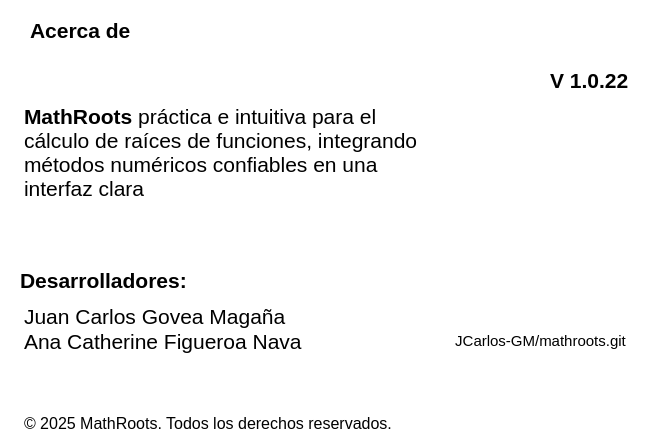
The window that ui/about_v2.ui (JCarlos-GM/mathroots) describes before a commit, drawn with Qt 5.
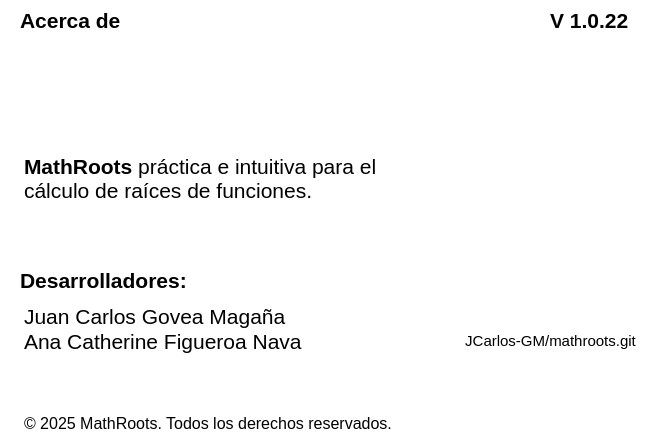
The same window after the commit. Icons and pictures are not drawn.

```diff
--- a/ui/about_v2.ui
+++ b/ui/about_v2.ui
@@ -36,7 +36,7 @@
     <property name="geometry">
      <rect>
       <x>20</x>
-      <y>100</y>
+      <y>150</y>
       <width>411</width>
       <height>121</height>
      </rect>
@@ -529,7 +529,7 @@
 li.unchecked::marker { content: &quot;\2610&quot;; }
 li.checked::marker { content: &quot;\2612&quot;; }
 &lt;/style&gt;&lt;/head&gt;&lt;body style=&quot; font-family:'Segoe UI'; font-size:16pt; font-weight:400; font-style:normal;&quot;&gt;
-&lt;p style=&quot; margin-top:0px; margin-bottom:0px; margin-left:0px; margin-right:0px; -qt-block-indent:0; text-indent:0px;&quot;&gt;&lt;span style=&quot; font-weight:700;&quot;&gt;MathRoots&lt;/span&gt; práctica e intuitiva para el cálculo de raíces de funciones, integrando métodos numéricos confiables en una interfaz clara&lt;/p&gt;&lt;/body&gt;&lt;/html&gt;</string>
+&lt;p style=&quot; margin-top:0px; margin-bottom:0px; margin-left:0px; margin-right:0px; -qt-block-indent:0; text-indent:0px;&quot;&gt;&lt;span style=&quot; font-weight:700;&quot;&gt;MathRoots&lt;/span&gt; práctica e intuitiva para el cálculo de raíces de funciones.&lt;/p&gt;&lt;/body&gt;&lt;/html&gt;</string>
     </property>
    </widget>
    <widget class="QLabel" name="label_3">
@@ -554,8 +554,8 @@
    <widget class="QLabel" name="label">
     <property name="geometry">
      <rect>
-      <x>30</x>
-      <y>20</y>
+      <x>20</x>
+      <y>10</y>
       <width>291</width>
       <height>21</height>
      </rect>
@@ -2035,7 +2035,7 @@
     <property name="geometry">
      <rect>
       <x>550</x>
-      <y>70</y>
+      <y>10</y>
       <width>91</width>
       <height>21</height>
      </rect>
@@ -3019,7 +3019,7 @@
    <widget class="QLabel" name="label_2">
     <property name="geometry">
      <rect>
-      <x>440</x>
+      <x>450</x>
       <y>130</y>
       <width>200</width>
       <height>200</height>
@@ -3038,7 +3038,7 @@
    <widget class="QLabel" name="label_6">
     <property name="geometry">
      <rect>
-      <x>450</x>
+      <x>460</x>
       <y>330</y>
       <width>181</width>
       <height>21</height>
```
